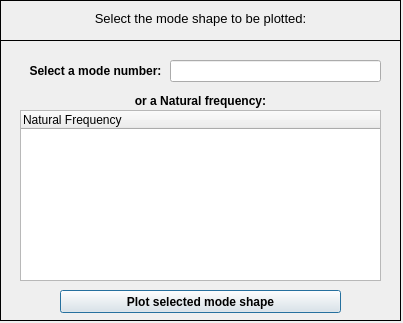
Qt form pulse/uix/user_input/ui/plotStructuralModeShapeInput.ui (open-pulse/OpenPulse) before a commit.
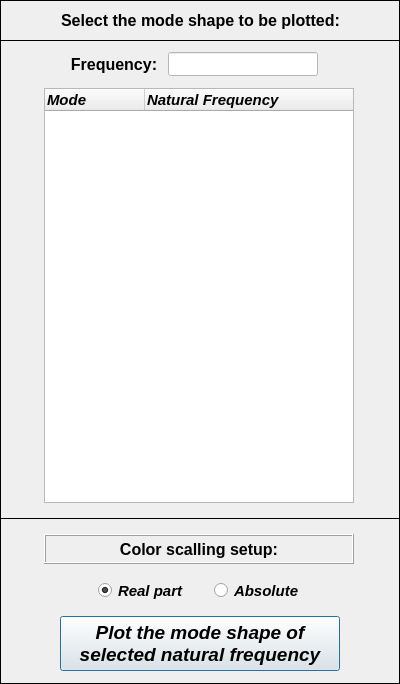
The same form after that commit. Icons and pictures are not drawn.

Diff of the .ui file:
```diff
--- a/pulse/uix/user_input/ui/plotStructuralModeShapeInput.ui
+++ b/pulse/uix/user_input/ui/plotStructuralModeShapeInput.ui
@@ -9,8 +9,8 @@
    <rect>
     <x>0</x>
     <y>0</y>
-    <width>403</width>
-    <height>323</height>
+    <width>400</width>
+    <height>684</height>
    </rect>
   </property>
   <property name="sizePolicy">
@@ -19,6 +19,18 @@
     <verstretch>0</verstretch>
    </sizepolicy>
   </property>
+  <property name="minimumSize">
+   <size>
+    <width>400</width>
+    <height>665</height>
+   </size>
+  </property>
+  <property name="maximumSize">
+   <size>
+    <width>400</width>
+    <height>700</height>
+   </size>
+  </property>
   <property name="contextMenuPolicy">
    <enum>Qt::DefaultContextMenu</enum>
   </property>
@@ -32,29 +44,149 @@
   <property name="whatsThis">
    <string/>
   </property>
-  <widget class="QWidget" name="widget" native="true">
+  <widget class="QFrame" name="frame_2">
    <property name="geometry">
     <rect>
      <x>0</x>
-     <y>0</y>
-     <width>401</width>
-     <height>321</height>
+     <y>40</y>
+     <width>400</width>
+     <height>479</height>
     </rect>
    </property>
+   <property name="sizeIncrement">
+    <size>
+     <width>400</width>
+     <height>0</height>
+    </size>
+   </property>
+   <property name="baseSize">
+    <size>
+     <width>400</width>
+     <height>0</height>
+    </size>
+   </property>
+   <property name="frameShape">
+    <enum>QFrame::Box</enum>
+   </property>
+   <property name="frameShadow">
+    <enum>QFrame::Plain</enum>
+   </property>
+   <widget class="QTreeWidget" name="treeWidget">
+    <property name="geometry">
+     <rect>
+      <x>44</x>
+      <y>48</y>
+      <width>310</width>
+      <height>415</height>
+     </rect>
+    </property>
+    <property name="minimumSize">
+     <size>
+      <width>310</width>
+      <height>415</height>
+     </size>
+    </property>
+    <property name="maximumSize">
+     <size>
+      <width>310</width>
+      <height>415</height>
+     </size>
+    </property>
    <property name="font">
     <font>
-     <kerning>true</kerning>
-    </font>
-   </property>
+      <family>Arial</family>
+      <pointsize>11</pointsize>
+      <weight>75</weight>
+      <italic>true</italic>
+      <bold>true</bold>
+     </font>
+    </property>
+    <column>
+     <property name="text">
+      <string>Mode</string>
+     </property>
+    </column>
+    <column>
+     <property name="text">
+      <string notr="true">Natural Frequency</string>
+     </property>
+    </column>
+   </widget>
+   <widget class="QLineEdit" name="lineEdit_natural_frequency">
+    <property name="enabled">
+     <bool>true</bool>
+    </property>
+    <property name="geometry">
+     <rect>
+      <x>168</x>
+      <y>12</y>
+      <width>150</width>
+      <height>24</height>
+     </rect>
+    </property>
+    <property name="font">
+     <font>
+      <family>Arial</family>
+      <pointsize>12</pointsize>
+      <weight>75</weight>
+      <italic>true</italic>
+      <bold>true</bold>
+     </font>
+    </property>
+    <property name="styleSheet">
+     <string notr="true">background-color: rgb(255, 255, 255);
+color: rgb(0, 0, 0);</string>
+    </property>
+    <property name="alignment">
+     <set>Qt::AlignCenter</set>
+    </property>
+   </widget>
+   <widget class="QLabel" name="label_4">
+    <property name="geometry">
+     <rect>
+      <x>64</x>
+      <y>12</y>
+      <width>100</width>
+      <height>24</height>
+     </rect>
+    </property>
+    <property name="font">
+     <font>
+      <family>Arial</family>
+      <pointsize>12</pointsize>
+      <weight>75</weight>
+      <bold>true</bold>
+     </font>
+    </property>
+    <property name="text">
+     <string>Frequency:</string>
+    </property>
+    <property name="alignment">
+     <set>Qt::AlignCenter</set>
+    </property>
+   </widget>
+  </widget>
    <widget class="QFrame" name="frame">
     <property name="geometry">
      <rect>
       <x>0</x>
       <y>0</y>
-      <width>401</width>
+     <width>400</width>
       <height>41</height>
      </rect>
     </property>
+   <property name="minimumSize">
+    <size>
+     <width>400</width>
+     <height>0</height>
+    </size>
+   </property>
+   <property name="maximumSize">
+    <size>
+     <width>400</width>
+     <height>16777215</height>
+    </size>
+   </property>
     <property name="frameShape">
      <enum>QFrame::Box</enum>
     </property>
@@ -68,15 +200,18 @@
      <property name="geometry">
       <rect>
        <x>10</x>
-       <y>10</y>
+      <y>4</y>
        <width>381</width>
-       <height>16</height>
+      <height>33</height>
       </rect>
      </property>
      <property name="font">
       <font>
-       <pointsize>10</pointsize>
+      <family>Arial</family>
+      <pointsize>12</pointsize>
+      <weight>75</weight>
        <italic>false</italic>
+      <bold>true</bold>
       </font>
      </property>
      <property name="text">
@@ -90,13 +225,13 @@
      </property>
     </widget>
    </widget>
-   <widget class="QFrame" name="frame_2">
+  <widget class="QFrame" name="frame_3">
     <property name="geometry">
      <rect>
       <x>0</x>
-      <y>40</y>
-      <width>401</width>
-      <height>281</height>
+     <y>518</y>
+     <width>400</width>
+     <height>166</height>
      </rect>
     </property>
     <property name="frameShape">
@@ -105,111 +240,171 @@
     <property name="frameShadow">
      <enum>QFrame::Plain</enum>
     </property>
-    <widget class="QWidget" name="verticalLayoutWidget">
+   <widget class="QWidget" name="horizontalLayoutWidget">
      <property name="geometry">
       <rect>
-       <x>20</x>
-       <y>20</y>
-       <width>151</width>
-       <height>21</height>
-      </rect>
-     </property>
-     <layout class="QVBoxLayout" name="verticalLayout">
+      <x>88</x>
+      <y>58</y>
+      <width>237</width>
+      <height>29</height>
+     </rect>
+    </property>
+    <layout class="QHBoxLayout" name="horizontalLayout">
       <item>
-       <widget class="QLabel" name="label_2">
+      <widget class="QRadioButton" name="radioButton_first_node">
+       <property name="enabled">
+        <bool>true</bool>
+       </property>
+       <property name="minimumSize">
+        <size>
+         <width>100</width>
+         <height>21</height>
+        </size>
+       </property>
+       <property name="maximumSize">
+        <size>
+         <width>100</width>
+         <height>21</height>
+        </size>
+       </property>
         <property name="font">
          <font>
+         <family>Arial</family>
+         <pointsize>11</pointsize>
           <weight>75</weight>
+         <italic>true</italic>
           <bold>true</bold>
-         </font>
-        </property>
+         <stylestrategy>PreferAntialias</stylestrategy>
+        </font>
+       </property>
+       <property name="focusPolicy">
+        <enum>Qt::ClickFocus</enum>
+       </property>
         <property name="text">
-         <string>Select a mode number:</string>
-        </property>
-        <property name="alignment">
-         <set>Qt::AlignCenter</set>
+        <string>Real part</string>
+       </property>
+       <property name="checked">
+        <bool>true</bool>
         </property>
        </widget>
       </item>
-     </layout>
-    </widget>
-    <widget class="QWidget" name="verticalLayoutWidget_2">
-     <property name="geometry">
-      <rect>
-       <x>170</x>
-       <y>20</y>
-       <width>211</width>
-       <height>22</height>
-      </rect>
-     </property>
-     <layout class="QVBoxLayout" name="verticalLayout_2">
       <item>
-       <widget class="QLineEdit" name="lineEdit"/>
-      </item>
-     </layout>
-    </widget>
-    <widget class="QWidget" name="verticalLayoutWidget_3">
-     <property name="geometry">
-      <rect>
-       <x>20</x>
-       <y>50</y>
-       <width>361</width>
+      <widget class="QRadioButton" name="radioButton_last_node">
+       <property name="minimumSize">
+        <size>
+         <width>100</width>
        <height>21</height>
-      </rect>
-     </property>
-     <layout class="QVBoxLayout" name="verticalLayout_3">
-      <item>
-       <widget class="QLabel" name="label_3">
+        </size>
+       </property>
+       <property name="maximumSize">
+        <size>
+         <width>100</width>
+         <height>21</height>
+        </size>
+       </property>
         <property name="font">
          <font>
+         <family>Arial</family>
+         <pointsize>11</pointsize>
           <weight>75</weight>
+         <italic>true</italic>
           <bold>true</bold>
-         </font>
-        </property>
+         <stylestrategy>PreferAntialias</stylestrategy>
+        </font>
+       </property>
+       <property name="focusPolicy">
+        <enum>Qt::ClickFocus</enum>
+       </property>
         <property name="text">
-         <string>or a Natural frequency:</string>
-        </property>
-        <property name="alignment">
-         <set>Qt::AlignCenter</set>
+        <string>Absolute</string>
+       </property>
+       <property name="checked">
+        <bool>false</bool>
         </property>
        </widget>
       </item>
      </layout>
     </widget>
-    <widget class="QTreeWidget" name="treeWidget">
+   <widget class="QLabel" name="label_6">
      <property name="geometry">
       <rect>
-       <x>20</x>
-       <y>70</y>
-       <width>361</width>
-       <height>171</height>
-      </rect>
-     </property>
-     <column>
+      <x>44</x>
+      <y>16</y>
+      <width>310</width>
+      <height>30</height>
+     </rect>
+    </property>
+    <property name="minimumSize">
+     <size>
+      <width>310</width>
+      <height>30</height>
+     </size>
+    </property>
+    <property name="maximumSize">
+     <size>
+      <width>310</width>
+      <height>30</height>
+     </size>
+    </property>
+    <property name="font">
+     <font>
+      <family>Arial</family>
+      <pointsize>12</pointsize>
+      <weight>75</weight>
+      <italic>false</italic>
+      <bold>true</bold>
+     </font>
+    </property>
+    <property name="frameShape">
+     <enum>QFrame::Box</enum>
+    </property>
+    <property name="frameShadow">
+     <enum>QFrame::Raised</enum>
+    </property>
+    <property name="midLineWidth">
+     <number>0</number>
+    </property>
       <property name="text">
-       <string notr="true">Natural Frequency</string>
-      </property>
-     </column>
+     <string>Color scalling setup:</string>
+    </property>
+    <property name="alignment">
+     <set>Qt::AlignCenter</set>
+    </property>
     </widget>
     <widget class="QPushButton" name="pushButton">
      <property name="geometry">
       <rect>
        <x>60</x>
-       <y>250</y>
-       <width>281</width>
-       <height>23</height>
-      </rect>
-     </property>
+      <y>98</y>
+      <width>280</width>
+      <height>55</height>
+     </rect>
+    </property>
+    <property name="minimumSize">
+     <size>
+      <width>280</width>
+      <height>32</height>
+     </size>
+    </property>
+    <property name="maximumSize">
+     <size>
+      <width>280</width>
+      <height>55</height>
+     </size>
+    </property>
      <property name="font">
       <font>
+      <family>Arial</family>
+      <pointsize>14</pointsize>
        <weight>75</weight>
+      <italic>true</italic>
        <bold>true</bold>
       </font>
      </property>
      <property name="text">
-      <string>Plot selected mode shape</string>
-     </property>
-    </widget>
+     <string>Plot the mode shape of 
+selected natural frequency</string>
+    </property>
    </widget>
   </widget>
  </widget>
```
Lines whose indentation alone changed are shown as unchanged.
